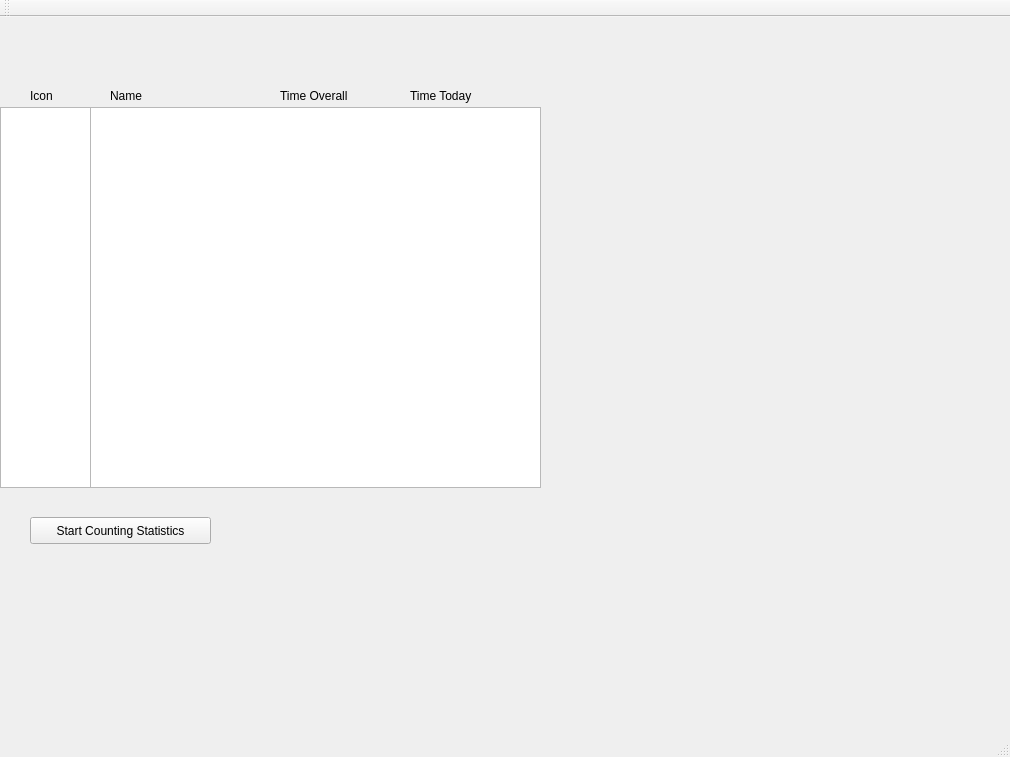
First picture: the form in mainwindow.ui, repository PatrykIT/Automatic-Time-Tracking, before the edit.
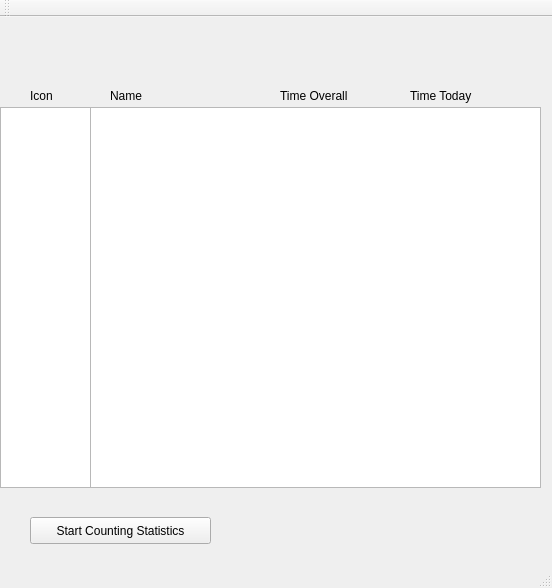
Second picture: the form after the edit.

Commit message: Added Show_Icon() slot

Diff of the .ui file:
```diff
--- a/mainwindow.ui
+++ b/mainwindow.ui
@@ -6,8 +6,8 @@
    <rect>
     <x>0</x>
     <y>0</y>
-    <width>1010</width>
-    <height>757</height>
+    <width>552</width>
+    <height>588</height>
    </rect>
   </property>
   <property name="windowTitle">
```
Left out of the diff: 2 changed lines with no effect on the pictures. The commit also changes 2 other files.
